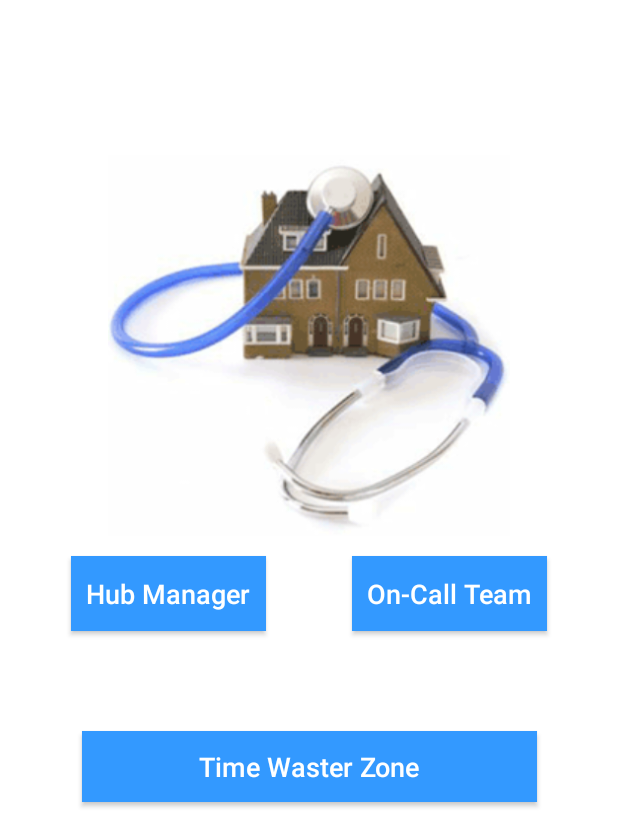
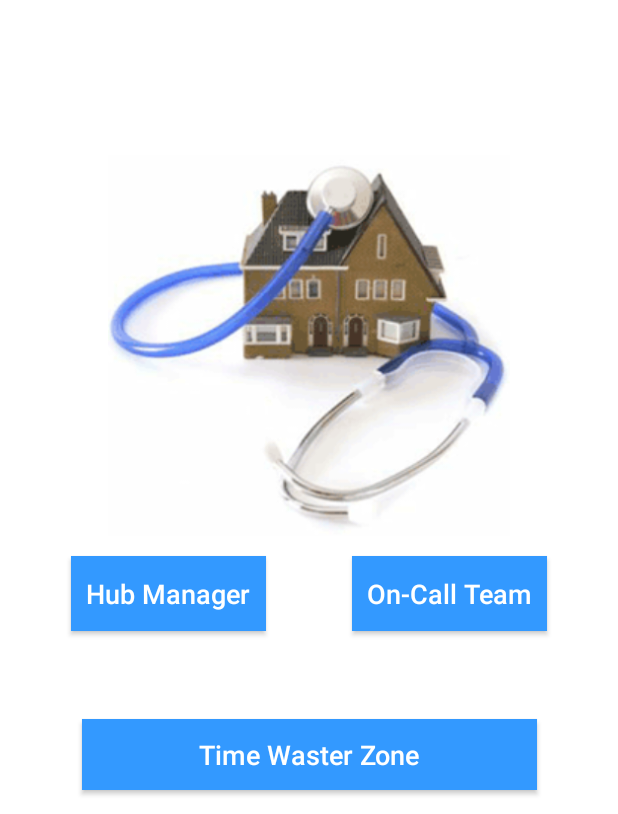
Before and after one commit to LukeBev/OoHServiceApplication, an Android app: the MainActivity screen opened directly, with no data from a screen before it, on a phone screen of 412 x 824 dp, the part 422-1236 px from its top. Run offline under Robolectric (Android 15) with nearby library versions, the phone set to English and light mode, and no system bars.

Commit message:
Fixing Broken ID
test

```diff
--- a/OoHServiceApp/app/src/main/res/layout/activity_main.xml
+++ b/OoHServiceApp/app/src/main/res/layout/activity_main.xml
@@ -101,7 +101,7 @@
         android:id="@+id/buttontimewaster"
         android:layout_width="303dp"
         android:layout_height="47dp"
-        android:layout_marginBottom="8dp"
+        android:layout_marginBottom="16dp"
         android:layout_marginLeft="8dp"
         android:layout_marginRight="8dp"
         android:layout_marginTop="8dp"
@@ -114,7 +114,7 @@
         app:layout_constraintHorizontal_bias="0.507"
         app:layout_constraintLeft_toLeftOf="parent"
         app:layout_constraintRight_toRightOf="parent"
-        app:layout_constraintTop_toBottomOf="@+id/imageView3"
+        app:layout_constraintTop_toBottomOf="@+id/imageViewApp"
         app:layout_constraintVertical_bias="0.804" />
 
 </android.support.constraint.ConstraintLayout>
```
